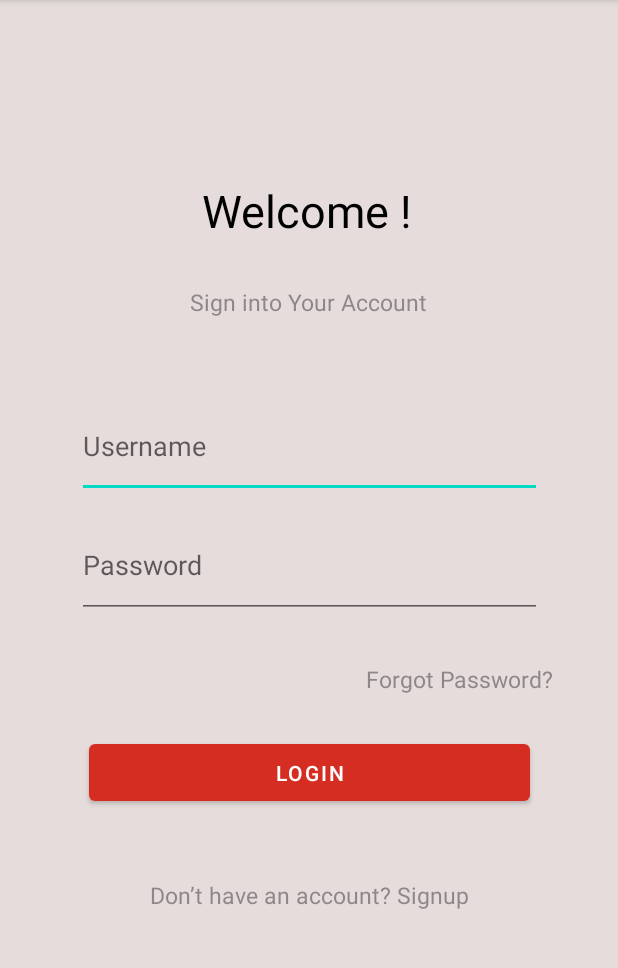
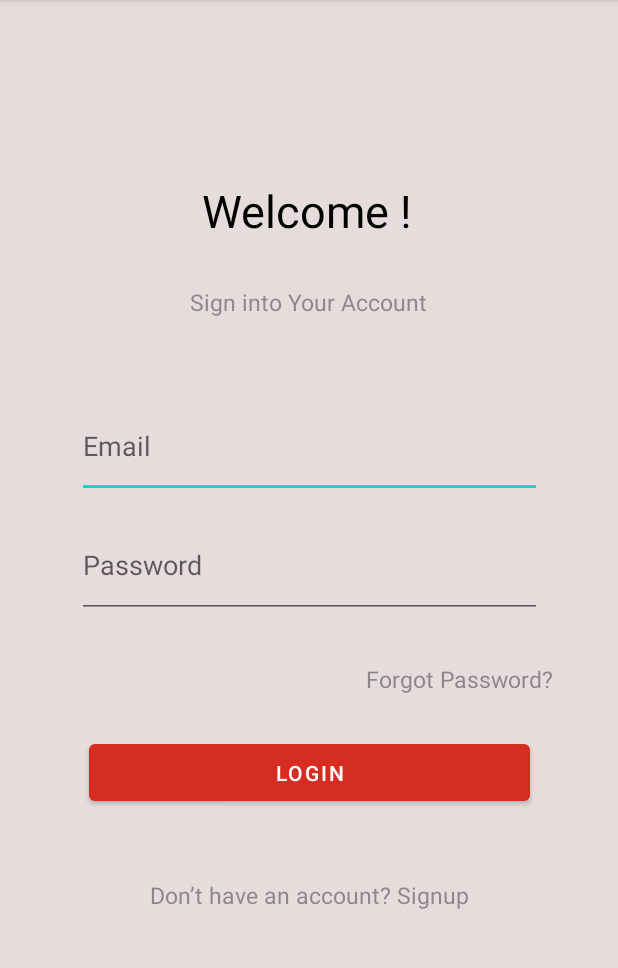
Before and after one commit to MuhammadAgungMahardhika/Mobile-PAFitnes, an Android app: the LoginActivity screen opened directly, with no data from a screen before it, after a tap on "LOGIN", on a phone screen of 412 x 824 dp, the part 84-1052 px from its top. Run offline under Robolectric (Android 15) with nearby library versions, the phone set to English and light mode, and no system bars; our stand-ins replace Firebase (no records; nobody signed in at launch, a user with empty details on screens opened directly).

```diff
--- a/app/src/main/java/com/example/pafitness/LoginActivity.java
+++ b/app/src/main/java/com/example/pafitness/LoginActivity.java
@@ -8,14 +8,50 @@ import android.widget.EditText;
 import android.widget.TextView;
 import android.widget.Toast;
 
+import androidx.annotation.NonNull;
 import androidx.appcompat.app.AppCompatActivity;
+
+import com.google.android.gms.tasks.OnCompleteListener;
+import com.google.android.gms.tasks.Task;
+import com.google.firebase.auth.AuthResult;
+import com.google.firebase.auth.FirebaseAuth;
 
 public class LoginActivity extends AppCompatActivity {
 
+    Button Home;
+    EditText username,password;
+    String email,pass;
+    String cekEmail,cekPass1;
+    private FirebaseAuth mAuth;
     @Override
     protected void onCreate(Bundle savedInstanceState) {
         super.onCreate(savedInstanceState);
         setContentView(R.layout.activity_login);
+
+        //Login intent
+        username = findViewById(R.id.editUsername);
+        password =  findViewById(R.id.editPassword);
+        Home = findViewById(R.id.Login);
+        mAuth = FirebaseAuth.getInstance();
+        Home.setOnClickListener(new View.OnClickListener() {
+            @Override
+            public void onClick(View view) {
+
+                cekEmail = username.getText().toString();
+                cekPass1 = password.getText().toString();
+
+                if(cekEmail.isEmpty() || cekPass1.isEmpty() ){
+                    Toast.makeText(LoginActivity.this, "Login failed, please fill email and password",
+                            Toast.LENGTH_SHORT).show();
+                }else if(cekPass1.length() <=6){
+                    Toast.makeText(LoginActivity.this, "Login failed , Password's characters less than 6 characters",
+                            Toast.LENGTH_SHORT).show();
+                }else{
+                    cekLogin();
+                }
+            }
+        });
+
 
         //sing up  intent
         TextView Signup2 = (TextView) findViewById(R.id.textView8);
@@ -40,30 +76,32 @@ public class LoginActivity extends AppCompatActivity {
             }
         });
 
-        //Login intent
-        Button Home = (Button) findViewById(R.id.Login);
-        EditText username = (EditText) findViewById(R.id.editUsername);
-        EditText password = (EditText) findViewById(R.id.editPassword);
 
+    }
 
-        Home.setOnClickListener(new View.OnClickListener() {
+    //Cek kondisi login dengan Firebase
+    private void cekLogin() {
+        email = username.getText().toString();
+        pass = password.getText().toString();
+
+        mAuth.signInWithEmailAndPassword(email, pass)
+                .addOnCompleteListener(this, new OnCompleteListener<AuthResult>() {
             @Override
-            public void onClick(View view) {
-                if (username.getText().toString().equals("admin")
-                        && password.getText().toString().equals("admin")){
-
-                    Toast.makeText(getApplicationContext(),"LOGIN BERHASIL", Toast.LENGTH_LONG).show();
+            public void onComplete(@NonNull Task<AuthResult> task) {
+                if (task.isSuccessful()) {
+                    Toast.makeText(LoginActivity.this, "Login success",
+                            Toast.LENGTH_SHORT).show();
                     Intent intent2 = new Intent(LoginActivity.this, HomeActivity.class);
                     LoginActivity.this.startActivity(intent2);
-                }else{
-                    Toast.makeText(getApplicationContext(),"USERNAME ATAU PASSWORD SALAH",
-                            Toast.LENGTH_LONG).show();
+                } else {
+                    // If sign in fails, display a message to the user.
+                    Toast.makeText(LoginActivity.this, "Login failed, please check your email and password again!",
+                            Toast.LENGTH_SHORT).show();
+
                 }
 
-
+                // ...
             }
-
         });
-
     }
 }
--- a/app/src/main/res/layout/activity_login.xml
+++ b/app/src/main/res/layout/activity_login.xml
@@ -15,8 +15,8 @@
         android:layout_height="70dp"
         android:layout_marginTop="50dp"
         android:ems="10"
-        android:hint="Username"
-        android:inputType="textPersonName"
+        android:hint="Email"
+        android:inputType="textEmailAddress"
         android:paddingTop="5dp"
         android:paddingBottom="5dp"
         app:layout_constraintEnd_toEndOf="parent"
--- a/app/src/main/res/layout/activity_signup.xml
+++ b/app/src/main/res/layout/activity_signup.xml
@@ -45,7 +45,7 @@
         android:layout_marginEnd="15dp"
         android:ems="10"
         android:hint="E-mail"
-        android:inputType="textPersonName"
+        android:inputType="textEmailAddress"
         app:layout_constraintEnd_toEndOf="parent"
         app:layout_constraintHorizontal_bias="0.633"
         app:layout_constraintStart_toStartOf="parent"
--- a/build.gradle
+++ b/build.gradle
@@ -6,6 +6,7 @@ buildscript {
     }
     dependencies {
         classpath "com.android.tools.build:gradle:7.0.2"
+        classpath 'com.google.gms:google-services:4.3.3'
 
         // NOTE: Do not place your application dependencies here; they belong
         // in the individual module build.gradle files
```
Also changed, not shown: app/build.gradle (+11 -0 lines), app/src/main/java/com/example/pafitness/SignupActivity.java (+66 -6 lines), 1 other file.
